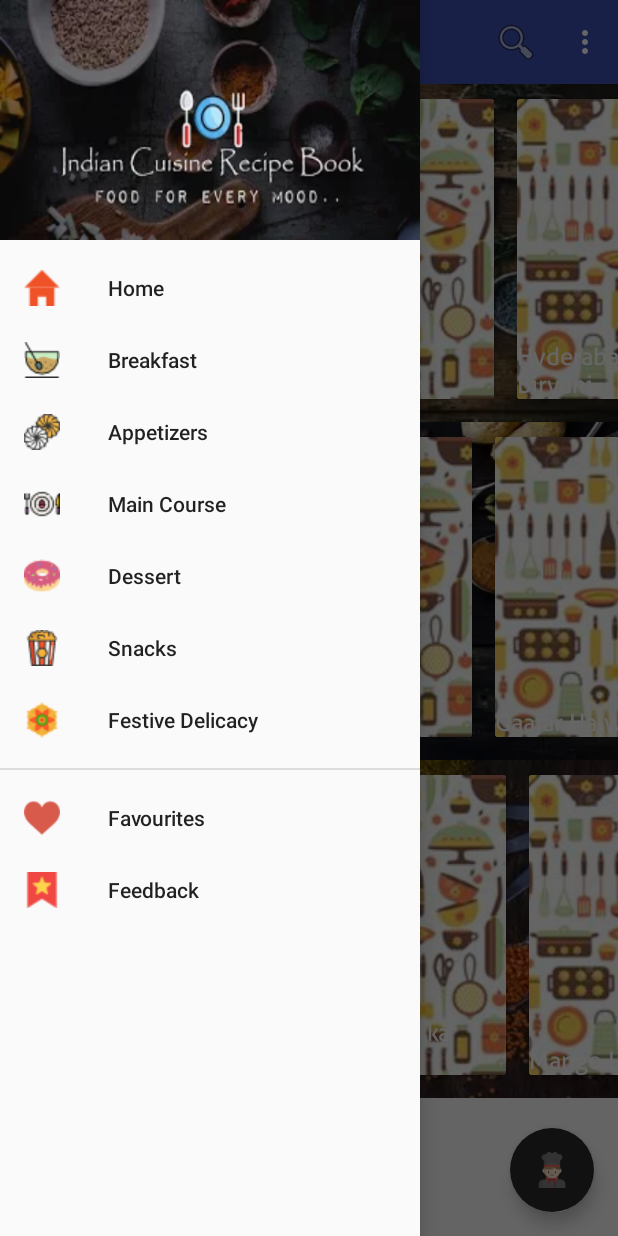
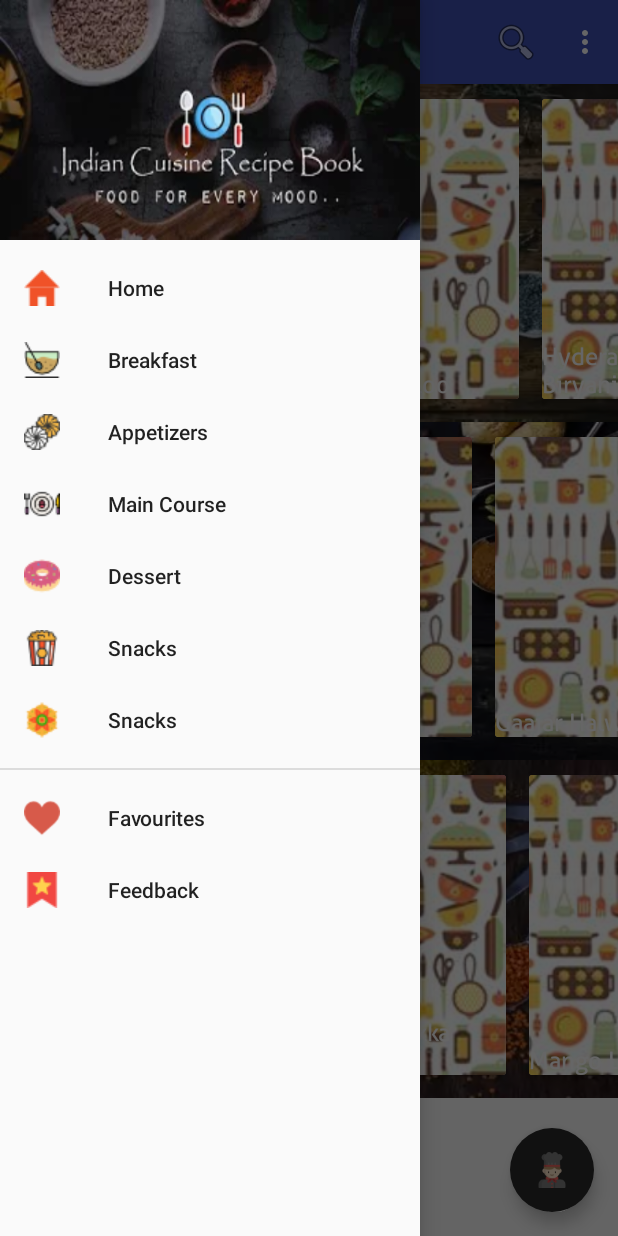
Before and after one commit to AshwinChandlapur/Indian_Recipes, an Android app: the screen it shows after launch (MainActivity), with the side drawer open, on a phone screen of 412 x 824 dp. Run offline under Robolectric (Android 15) with nearby library versions, the phone set to English and light mode, and no system bars; our stand-ins replace Picasso; pictures from the network do not load; 5 statements that could not run were skipped.

Commit message:
Moved Hardcoded Strings to Strings.xml

```diff
--- a/app/src/main/res/layout/activity_feedback.xml
+++ b/app/src/main/res/layout/activity_feedback.xml
@@ -26,7 +26,7 @@
         android:layout_height="wrap_content"
         android:textSize="18sp"
         android:id="@+id/version"
-        android:text="Version: Almond 1.0"
+        android:text="@string/version"
         android:layout_above="@+id/feedbackgif"
         android:layout_centerHorizontal="true"
         android:typeface="monospace"
--- a/app/src/main/res/layout/activity_offline_recipe_display.xml
+++ b/app/src/main/res/layout/activity_offline_recipe_display.xml
@@ -102,7 +102,7 @@
                     android:layout_gravity="center_horizontal"
                     android:padding="10dp"
                     android:textAllCaps="false"
-                    android:text="Recipe Name"
+                    android:text="@string/recipeName"
                     android:textColor="@color/defTextColor"
                     android:textSize="26sp" />
 
--- a/app/src/main/res/layout/activity_recipe_display.xml
+++ b/app/src/main/res/layout/activity_recipe_display.xml
@@ -106,7 +106,7 @@
                     android:textAllCaps="false"
                     android:textColor="@color/defTextColor"
                     android:textSize="26sp"
-                    android:text="Recipe Name"/>
+                    android:text="@string/recipeName"/>
 
 
 
--- a/app/src/main/res/layout/content_main.xml
+++ b/app/src/main/res/layout/content_main.xml
@@ -45,7 +45,7 @@
         <TextView
             android:layout_width="wrap_content"
             android:layout_height="wrap_content"
-            android:text="Kitchen\nSpecial"
+            android:text="@string/KitchenSpecial"
             android:gravity="center"
             android:textSize="27sp"
             android:textAllCaps="true"
@@ -181,7 +181,7 @@
                         <TextView
                             android:layout_width="wrap_content"
                             android:layout_height="wrap_content"
-                            android:text="Sweet:)\nSpicy:p"
+                            android:text="@string/SweetNspicy"
                             android:gravity="center"
                             android:textSize="27sp"
                             android:textAllCaps="true"
@@ -315,7 +315,7 @@
                     <TextView
                         android:layout_width="wrap_content"
                         android:layout_height="wrap_content"
-                        android:text="True\nIndian"
+                        android:text="@string/TrueIndian"
                         android:gravity="center"
                         android:textSize="27sp"
                         android:textAllCaps="true"
--- a/app/src/main/res/layout/item.xml
+++ b/app/src/main/res/layout/item.xml
@@ -42,7 +42,7 @@
             android:id="@+id/item_Title"
             android:layout_width="wrap_content"
             android:layout_height="wrap_content"
-            android:text="Recipe Name"
+            android:text="@string/recipeName"
             android:textColor="#ffffff"
             android:textSize="20sp"
             app:textWeight="bold"
@@ -54,7 +54,7 @@
             android:id="@+id/item_Dist"
             android:layout_width="wrap_content"
             android:layout_height="wrap_content"
-            android:text="Time Taken"
+            android:text="@string/time"
             android:textColor="#ffffff"
             android:paddingLeft="4dp"
             android:layout_gravity="center"/>
--- a/app/src/main/res/menu/activity_main_drawer.xml
+++ b/app/src/main/res/menu/activity_main_drawer.xml
@@ -5,39 +5,39 @@
     <item
         android:id="@+id/nav_home"
         android:icon="@drawable/home"
-        android:title="Home" />
+        android:title="@string/Home" />
 
         <item
             android:id="@+id/nav_breakfast"
             android:icon="@drawable/breakfast"
-            android:title="Breakfast" />
+            android:title="@string/Breakfast" />
 
         <item
             android:id="@+id/nav_appetizers"
             android:icon="@drawable/appetizers"
-            android:title="Appetizers" />
+            android:title="@string/Appetizers" />
 
 
     <item
         android:id="@+id/nav_main_course"
         android:icon="@drawable/main_course"
-        android:title="Main Course" />
+        android:title="@string/MainCourse" />
 
         <item
             android:id="@+id/nav_dessert"
             android:icon="@drawable/dessert"
-            android:title="Dessert" />
+            android:title="@string/Dessert" />
 
     <item
         android:id="@+id/nav_snacks"
         android:icon="@drawable/snacks"
-        android:title="Snacks" />
+        android:title="@string/Snacks" />
 
 
     <item
         android:id="@+id/nav_festive"
         android:icon="@drawable/festive"
-        android:title="Festive Delicacy" />
+        android:title="@string/Snacks"/>
 
 
 
@@ -49,12 +49,12 @@ android:checkableBehavior="single">
 <item
     android:id="@+id/nav_favourites"
     android:icon="@drawable/heart_coloured"
-    android:title="Favourites" />
+    android:title="@string/Favourites" />
 
 <item
     android:id="@+id/feedback"
     android:icon="@drawable/indian_fav"
-    android:title="Feedback" />
+    android:title="@string/Feedback" />
 </group>
 
 </menu>
--- a/app/src/main/res/menu/main.xml
+++ b/app/src/main/res/menu/main.xml
@@ -5,18 +5,18 @@
     <item
         android:id="@+id/action_refresh"
         android:orderInCategory="100"
-        android:title="Refresh"
+        android:title="@string/Refresh"
         app:showAsAction="never" />
 
     <item
         android:id="@+id/action_share"
         android:orderInCategory="100"
-        android:title="Share"
+        android:title="@string/Share"
         app:showAsAction="never" />
 
 
     <item android:id="@+id/action_search"
-        android:title="Search"
+        android:title="@string/Search"
         android:icon="@android:drawable/ic_menu_search"
         app:showAsAction="ifRoom|collapseActionView"
         app:actionViewClass="android.support.v7.widget.SearchView" />
--- a/app/src/main/res/values/strings.xml
+++ b/app/src/main/res/values/strings.xml
@@ -3,15 +3,29 @@
 
     <string name="navigation_drawer_open">Open navigation drawer</string>
     <string name="navigation_drawer_close">Close navigation drawer</string>
-
-    <!-- TODO: Remove or change this placeholder text -->
-
     <string name="recipeDisplay_interstitial_id">ca-app-pub-1924436259631090/1242731164</string>
     <string name="listView_native_id_medium">ca-app-pub-1924436259631090/8207594762</string>
-
     <string name="time">Time</string>
     <string name="ingredients">Ingredients</string>
     <string name="directions">Directions</string>
+    <string name="version">Almond 1.0</string>
+    <string name="recipeName">Recipe Name</string>
+    <string name="KitchenSpecial">Kitchen\nSpecials</string>
+    <string name="SweetNspicy">Sweet:)\nSpicy:P</string>
+    <string name="TrueIndian">True\nIndian</string>
+    <string name="Home">Home</string>
+    <string name="Breakfast">Breakfast</string>
+    <string name="Appetizers">Appetizers</string>
+    <string name="MainCourse">Main Course</string>
+    <string name="Dessert">Dessert</string>
+    <string name="Snacks">Snacks</string>
+    <string name="Festive">Festive Delicacy</string>
+    <string name="Favourites">Favourites</string>
+    <string name="Feedback">Feedback</string>
+    <string name="Refresh">Refresh</string>
+    <string name="Share">Share</string>
+    <string name="Search">Search</string>
+
 
     <!-- -
         This is an ad unit ID for an interstitial test ad. Replace with your own interstitial ad unit id.
```
